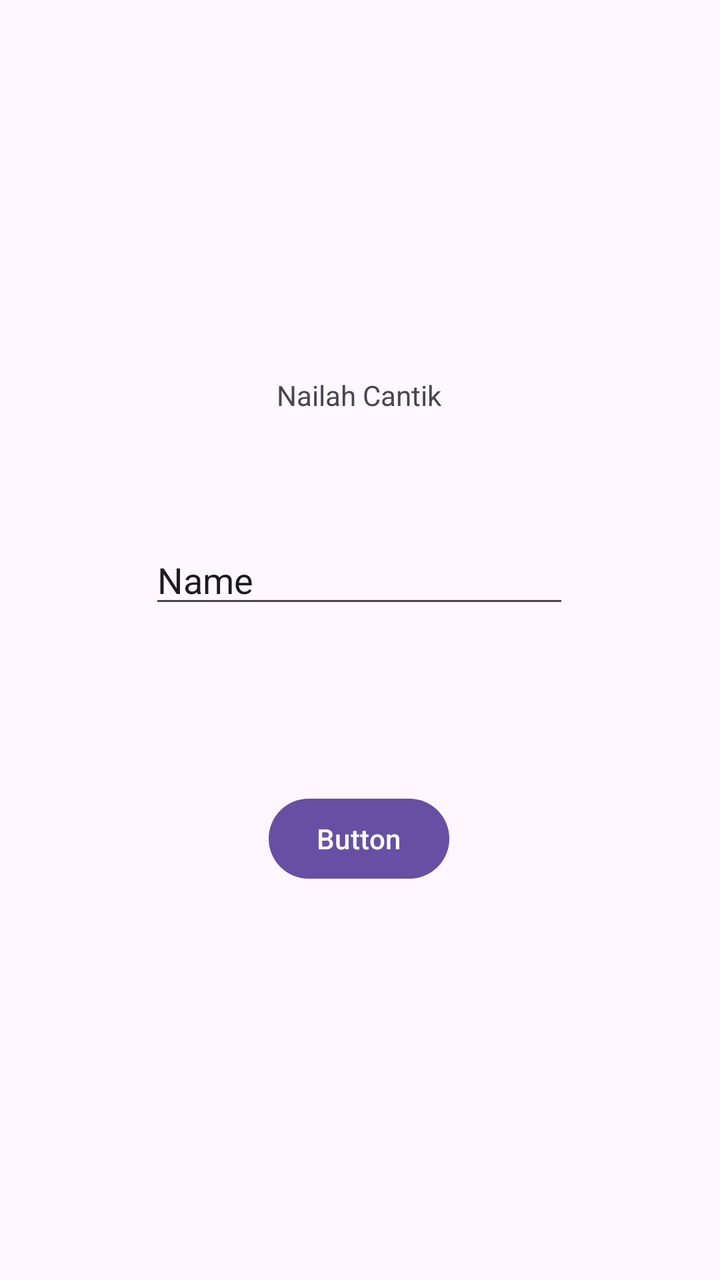
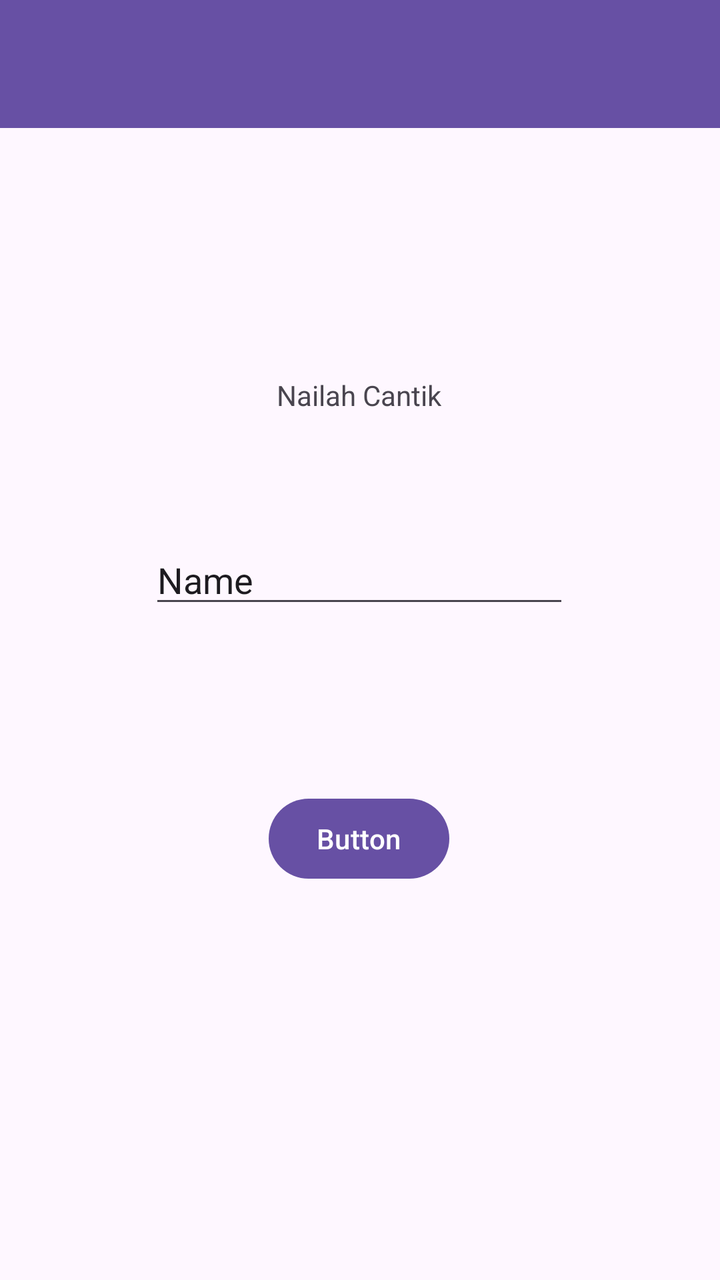

An Android layout rendered at two revisions. The XML below is the earlier revision; the diff shows what the commit changed to produce the second picture.
<!-- AndroidManifest.xml: application theme Theme.Marsnailah -->
<!-- res/layout/activity_second.xml -->
<?xml version="1.0" encoding="utf-8"?>
<androidx.constraintlayout.widget.ConstraintLayout xmlns:android="http://schemas.android.com/apk/res/android"
    xmlns:app="http://schemas.android.com/apk/res-auto"
    xmlns:tools="http://schemas.android.com/tools"
    android:id="@+id/main"
    android:layout_width="match_parent"
    android:layout_height="match_parent"
    tools:context=".pertemuan_2.SecondActivity">

    <TextView
        android:id="@+id/textNama"
        android:layout_width="wrap_content"
        android:layout_height="wrap_content"
        android:text="Nailah Cantik"
        app:layout_constraintBottom_toBottomOf="parent"
        app:layout_constraintEnd_toEndOf="parent"
        app:layout_constraintHorizontal_bias="0.498"
        app:layout_constraintStart_toStartOf="parent"
        app:layout_constraintTop_toTopOf="parent"
        app:layout_constraintVertical_bias="0.303" />

    <EditText
        android:id="@+id/inputNama"
        android:layout_width="wrap_content"
        android:layout_height="wrap_content"
        android:ems="10"
        android:inputType="text"
        android:text="Name"
        app:layout_constraintBottom_toBottomOf="parent"
        app:layout_constraintEnd_toEndOf="parent"
        app:layout_constraintHorizontal_bias="0.497"
        app:layout_constraintStart_toStartOf="parent"
        app:layout_constraintTop_toBottomOf="@+id/textNama"
        app:layout_constraintVertical_bias="0.155" />

    <Button
        android:id="@+id/btnSubmit"
        android:layout_width="wrap_content"
        android:layout_height="wrap_content"
        android:text="Button"
        app:layout_constraintBottom_toBottomOf="parent"
        app:layout_constraintEnd_toEndOf="parent"
        app:layout_constraintHorizontal_bias="0.498"
        app:layout_constraintStart_toStartOf="parent"
        app:layout_constraintTop_toBottomOf="@+id/inputNama"
        app:layout_constraintVertical_bias="0.305" />
</androidx.constraintlayout.widget.ConstraintLayout>
<!-- resources referenced by this layout -->
<resources>
  <style name="Theme.Marsnailah" parent="Base.Theme.Marsnailah" />
  <style name="Base.Theme.Marsnailah" parent="Theme.Material3.DayNight.NoActionBar">
          
          
      </style>
</resources>

<!-- the commit's change to res/layout/activity_second.xml (unified diff, before → after) -->
@@ -44,4 +44,15 @@
         app:layout_constraintStart_toStartOf="parent"
         app:layout_constraintTop_toBottomOf="@+id/inputNama"
         app:layout_constraintVertical_bias="0.305" />
+
+    <androidx.appcompat.widget.Toolbar
+        android:id="@+id/toolbar"
+        android:layout_width="0dp"
+        android:layout_height="?attr/actionBarSize"
+        android:background="?attr/colorPrimary"
+        app:titleTextColor="@android:color/white"
+        app:subtitleTextColor="@android:color/white"
+        app:layout_constraintTop_toTopOf="parent"
+        app:layout_constraintStart_toStartOf="parent"
+        app:layout_constraintEnd_toEndOf="parent" />
 </androidx.constraintlayout.widget.ConstraintLayout>
